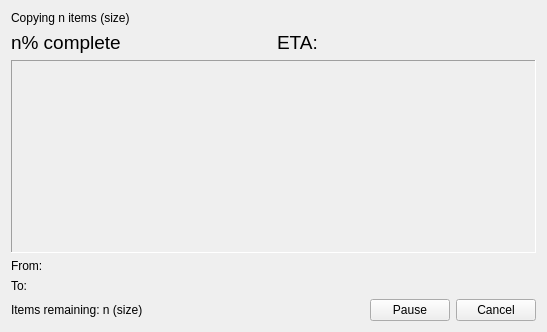
This is src/MainWindow.ui in silo0074/Movero as Qt 5 draws it before an edit. The edited form follows.
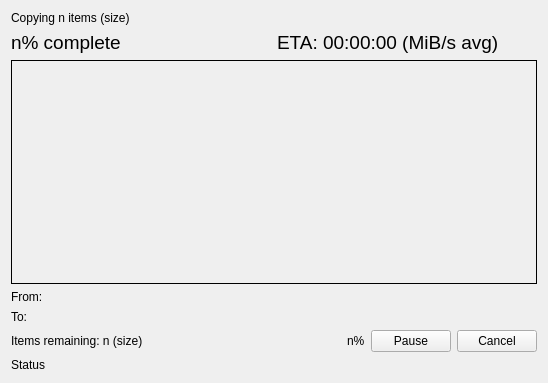
This is the edited form. Icons and pictures are not drawn. Custom widgets are drawn as their Qt base class.

Commit message:
feat(ui): enhance copy progress display
- Refactor CopyWorker to pass src and dest paths
- Improve speed graph height and smoothing
- Display source and destination with ellipsis

Patch:
```diff
--- a/src/MainWindow.ui
+++ b/src/MainWindow.ui
@@ -6,14 +6,14 @@
    <rect>
     <x>0</x>
     <y>0</y>
-    <width>547</width>
-    <height>332</height>
+    <width>548</width>
+    <height>383</height>
    </rect>
   </property>
   <property name="windowTitle">
    <string>Form</string>
   </property>
-  <layout class="QVBoxLayout" name="verticalLayout" stretch="0,0,1,0,0,0">
+  <layout class="QVBoxLayout" name="verticalLayout" stretch="0,0,1,0,0,0,0">
    <item>
     <widget class="QLabel" name="labelCopyingFiles">
      <property name="text">
@@ -43,7 +43,7 @@
         </font>
        </property>
        <property name="text">
-        <string>ETA:</string>
+        <string>ETA: 00:00:00 (MiB/s avg)</string>
        </property>
       </widget>
      </item>
@@ -51,18 +51,46 @@
    </item>
    <item>
     <widget class="QFrame" name="frameSpeedGraph">
+     <property name="sizePolicy">
+      <sizepolicy hsizetype="Preferred" vsizetype="Preferred">
+       <horstretch>0</horstretch>
+       <verstretch>0</verstretch>
+      </sizepolicy>
+     </property>
+     <property name="minimumSize">
+      <size>
+       <width>0</width>
+       <height>0</height>
+      </size>
+     </property>
      <property name="frameShape">
-      <enum>QFrame::Shape::Panel</enum>
+      <enum>QFrame::Shape::Box</enum>
      </property>
      <property name="frameShadow">
-      <enum>QFrame::Shadow::Sunken</enum>
+      <enum>QFrame::Shadow::Plain</enum>
      </property>
      <property name="lineWidth">
       <number>1</number>
      </property>
+     <property name="midLineWidth">
+      <number>1</number>
+     </property>
      <layout class="QVBoxLayout" name="verticalLayout_2">
       <item>
-       <widget class="SpeedGraph" name="speedGraphWidget" native="true"/>
+       <widget class="SpeedGraph" name="speedGraphWidget" native="true">
+        <property name="sizePolicy">
+         <sizepolicy hsizetype="Preferred" vsizetype="Preferred">
+          <horstretch>0</horstretch>
+          <verstretch>0</verstretch>
+         </sizepolicy>
+        </property>
+        <property name="minimumSize">
+         <size>
+          <width>0</width>
+          <height>0</height>
+         </size>
+        </property>
+       </widget>
       </item>
      </layout>
     </widget>
@@ -82,7 +110,7 @@
     </widget>
    </item>
    <item>
-    <layout class="QHBoxLayout" name="horizontalLayout" stretch="1,0,0">
+    <layout class="QHBoxLayout" name="horizontalLayout" stretch="1,0,0,0">
      <item>
       <widget class="QLabel" name="labelItems">
        <property name="text">
@@ -90,10 +118,17 @@
        </property>
       </widget>
      </item>
+     <item>
+      <widget class="QLabel" name="labelFileProgress">
+       <property name="text">
+        <string>n%</string>
+       </property>
+      </widget>
+     </item>
      <item>
       <widget class="QPushButton" name="btnPause">
        <property name="sizePolicy">
-        <sizepolicy hsizetype="Minimum" vsizetype="Fixed">
+        <sizepolicy hsizetype="Minimum" vsizetype="Maximum">
          <horstretch>0</horstretch>
          <verstretch>0</verstretch>
         </sizepolicy>
@@ -112,7 +147,7 @@
      <item>
       <widget class="QPushButton" name="btnCancel">
        <property name="sizePolicy">
-        <sizepolicy hsizetype="Minimum" vsizetype="Fixed">
+        <sizepolicy hsizetype="Minimum" vsizetype="Maximum">
          <horstretch>0</horstretch>
          <verstretch>0</verstretch>
         </sizepolicy>
@@ -130,6 +165,13 @@
      </item>
     </layout>
    </item>
+   <item>
+    <widget class="QLabel" name="labelStatus">
+     <property name="text">
+      <string>Status</string>
+     </property>
+    </widget>
+   </item>
   </layout>
  </widget>
  <customwidgets>
```
The commit also changes 5 other files.
